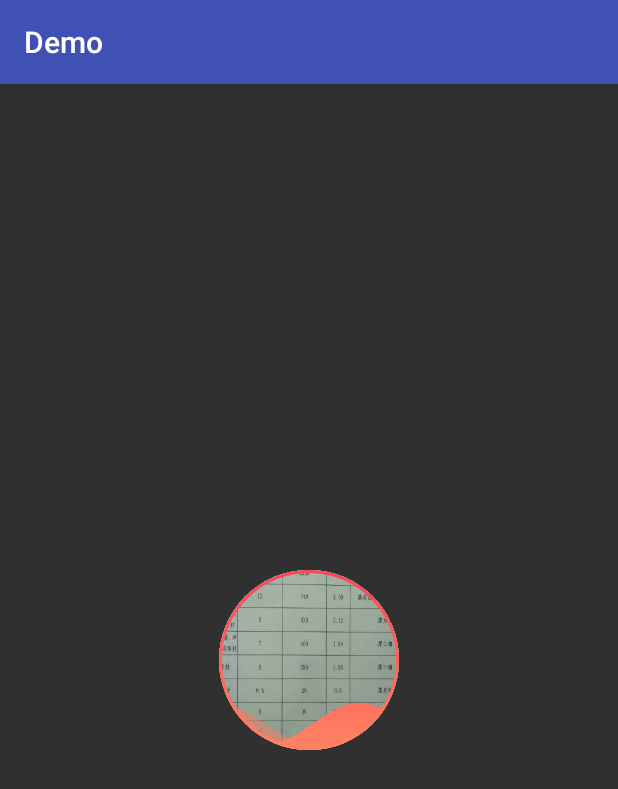
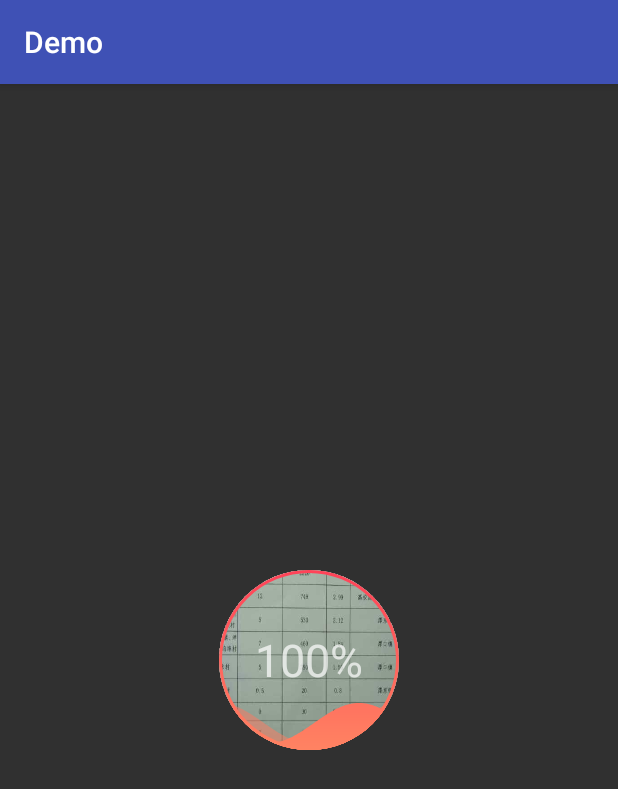
Before and after one commit to Bvin/WaveView, an Android app: the screen it shows after launch (MainActivity), on a phone screen of 412 x 824 dp. Shown: the top 789 px of the screen. Run offline under Robolectric (Android 15) with nearby library versions, the phone set to English and light mode, and no system bars.

Commit message:
progress text

```diff
--- a/demo/src/main/res/layout/activity_main.xml
+++ b/demo/src/main/res/layout/activity_main.xml
@@ -14,4 +14,12 @@
         android:layout_gravity="center"
         app:radius="60dp"/>
 
+    <TextView
+        android:id="@+id/tv"
+        android:text="100%"
+        android:textSize="30sp"
+        android:layout_gravity="center"
+        android:layout_width="wrap_content"
+        android:layout_height="wrap_content"/>
+
 </FrameLayout>
```
